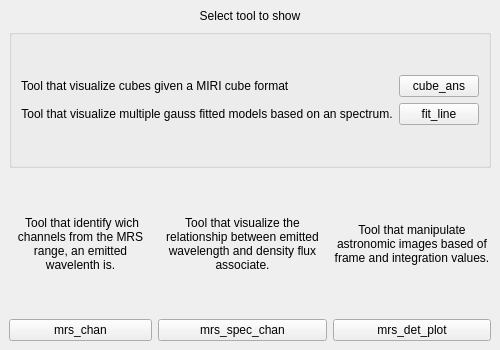
This is astrocabtools/all_tools/src/ui/all_tools.ui in AlejandroGorgues/AstroCabTools as Qt 5 draws it before an edit. The edited form follows.
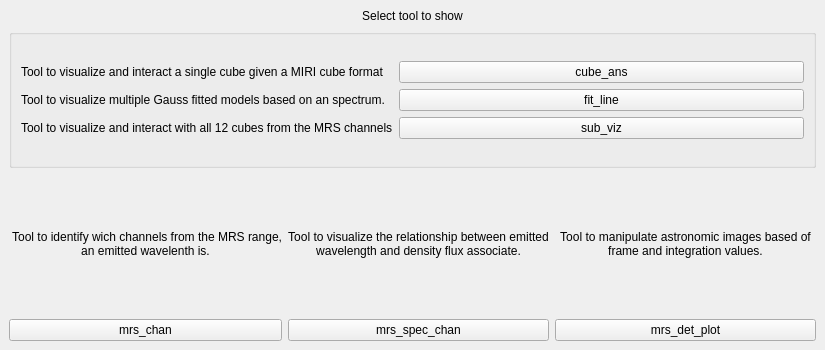
This is the edited form.

Commit message: Fixed cubes from 1.3.2 pipeline not being able to upload Update jwst library version Added a button to save the espectra as a png Added the functionality to load subViz from allTools Added new content to README

Patch:
```diff
--- a/astrocabtools/all_tools/src/ui/all_tools.ui
+++ b/astrocabtools/all_tools/src/ui/all_tools.ui
@@ -6,7 +6,7 @@
    <rect>
     <x>0</x>
     <y>0</y>
-    <width>457</width>
+    <width>825</width>
     <height>350</height>
    </rect>
   </property>
@@ -44,7 +44,7 @@
          </sizepolicy>
         </property>
         <property name="text">
-         <string>Tool that visualize the relationship between emitted wavelength and density flux associate.</string>
+         <string>Tool to visualize the relationship between emitted wavelength and density flux associate.</string>
         </property>
         <property name="scaledContents">
          <bool>false</bool>
@@ -66,7 +66,7 @@
          </sizepolicy>
         </property>
         <property name="text">
-         <string> Tool that identify wich channels from the MRS range, an emitted wavelenth is.</string>
+         <string> Tool to identify wich channels from the MRS range, an emitted wavelenth is.</string>
         </property>
         <property name="scaledContents">
          <bool>false</bool>
@@ -115,7 +115,7 @@
          </size>
         </property>
         <property name="text">
-         <string>Tool that manipulate astronomic images based of frame and integration values.</string>
+         <string>Tool to manipulate astronomic images based of frame and integration values.</string>
         </property>
         <property name="alignment">
          <set>Qt::AlignCenter</set>
@@ -164,7 +164,7 @@
               </sizepolicy>
              </property>
              <property name="text">
-              <string>Tool that visualize multiple gauss fitted models based on an spectrum.</string>
+              <string>Tool to visualize multiple Gauss fitted models based on an spectrum.</string>
              </property>
              <property name="alignment">
               <set>Qt::AlignBottom|Qt::AlignHCenter</set>
@@ -190,7 +190,7 @@
               </sizepolicy>
              </property>
              <property name="text">
-              <string>Tool that visualize cubes given a MIRI cube format</string>
+              <string>Tool to visualize and interact a single cube given a MIRI cube format</string>
              </property>
             </widget>
            </item>
@@ -207,6 +207,26 @@
              </property>
             </widget>
            </item>
+           <item row="2" column="0">
+            <widget class="QLabel" name="label_7">
+             <property name="sizePolicy">
+              <sizepolicy hsizetype="Fixed" vsizetype="Fixed">
+               <horstretch>0</horstretch>
+               <verstretch>0</verstretch>
+              </sizepolicy>
+             </property>
+             <property name="text">
+              <string>Tool to visualize and interact with all 12 cubes from the MRS channels</string>
+             </property>
+            </widget>
+           </item>
+           <item row="2" column="1">
+            <widget class="QPushButton" name="subVizButton">
+             <property name="text">
+              <string>sub_viz</string>
+             </property>
+            </widget>
+           </item>
           </layout>
          </item>
         </layout>
```
The commit also changes 15 other files.
